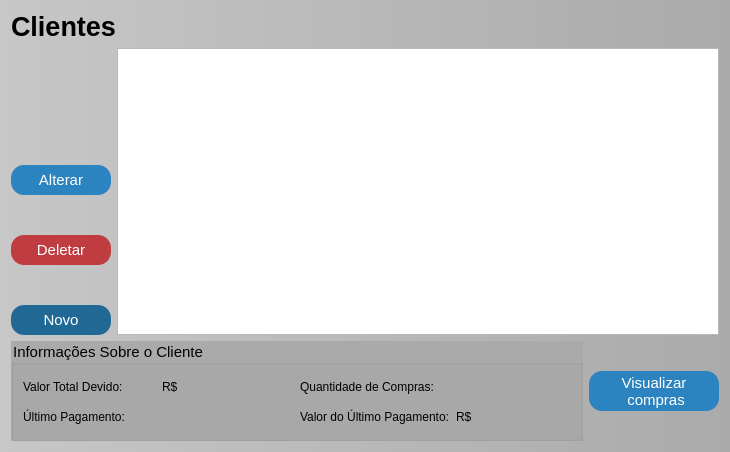
Qt form clientes.ui (GabR36/QEstoqueLoja) before a commit.
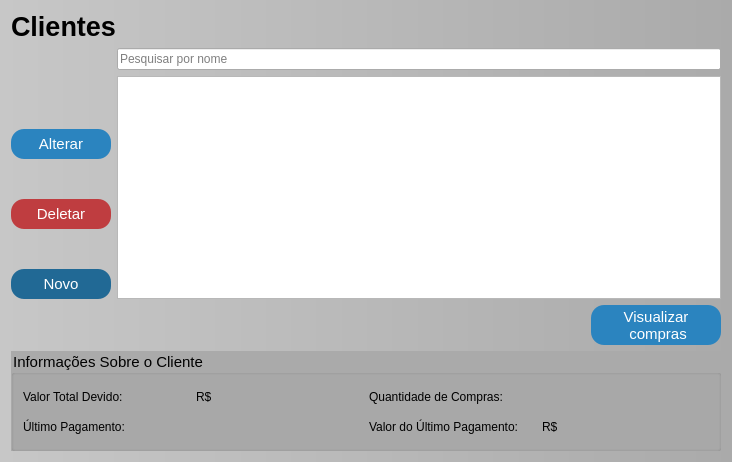
The same form after that commit. Icons and pictures are not drawn.

Commit message: Clientes tudo funcionando(eu acho)

```diff
--- a/clientes.ui
+++ b/clientes.ui
@@ -6,8 +6,8 @@
    <rect>
     <x>0</x>
     <y>0</y>
-    <width>730</width>
-    <height>452</height>
+    <width>732</width>
+    <height>462</height>
    </rect>
   </property>
   <property name="baseSize">
@@ -53,105 +53,6 @@
 </string>
   </property>
   <layout class="QGridLayout" name="gridLayout">
-   <item row="2" column="0">
-    <widget class="QGroupBox" name="groupBox">
-     <property name="minimumSize">
-      <size>
-       <width>400</width>
-       <height>100</height>
-      </size>
-     </property>
-     <property name="title">
-      <string>Informações Sobre o Cliente</string>
-     </property>
-     <layout class="QGridLayout" name="gridLayout_2">
-      <item row="0" column="0">
-       <layout class="QHBoxLayout" name="horizontalLayout_2">
-        <item>
-         <widget class="QLabel" name="label">
-          <property name="styleSheet">
-           <string notr="true">font: 500 10pt ;</string>
-          </property>
-          <property name="text">
-           <string>Valor Total Devido:</string>
-          </property>
-         </widget>
-        </item>
-        <item>
-         <widget class="QLabel" name="Lbl_valorTotalDevido">
-          <property name="text">
-           <string>R$</string>
-          </property>
-         </widget>
-        </item>
-       </layout>
-      </item>
-      <item row="0" column="1">
-       <layout class="QHBoxLayout" name="horizontalLayout_5">
-        <item>
-         <widget class="QLabel" name="label_2">
-          <property name="styleSheet">
-           <string notr="true">font: 500 10pt ;</string>
-          </property>
-          <property name="text">
-           <string>Quantidade de Compras:</string>
-          </property>
-         </widget>
-        </item>
-        <item>
-         <widget class="QLabel" name="Lbl_QuantCompras">
-          <property name="text">
-           <string/>
-          </property>
-         </widget>
-        </item>
-       </layout>
-      </item>
-      <item row="1" column="0">
-       <layout class="QHBoxLayout" name="horizontalLayout_4">
-        <item>
-         <widget class="QLabel" name="label_4">
-          <property name="styleSheet">
-           <string notr="true">font: 500 10pt ;</string>
-          </property>
-          <property name="text">
-           <string>Último Pagamento:</string>
-          </property>
-         </widget>
-        </item>
-        <item>
-         <widget class="QLabel" name="Lbl_DataUltimoPag">
-          <property name="text">
-           <string/>
-          </property>
-         </widget>
-        </item>
-       </layout>
-      </item>
-      <item row="1" column="1">
-       <layout class="QHBoxLayout" name="horizontalLayout_3">
-        <item>
-         <widget class="QLabel" name="label_6">
-          <property name="styleSheet">
-           <string notr="true">font: 500 10pt ;</string>
-          </property>
-          <property name="text">
-           <string>Valor do Último Pagamento:</string>
-          </property>
-         </widget>
-        </item>
-        <item>
-         <widget class="QLabel" name="Lbl_ValorUltimoPag">
-          <property name="text">
-           <string>R$</string>
-          </property>
-         </widget>
-        </item>
-       </layout>
-      </item>
-     </layout>
-    </widget>
-   </item>
    <item row="0" column="0">
     <widget class="QLabel" name="lbl_Titulo">
      <property name="font">
@@ -266,17 +167,31 @@
       </layout>
      </item>
      <item>
-      <widget class="QTableView" name="Tview_Clientes">
-       <property name="alternatingRowColors">
-        <bool>true</bool>
-       </property>
-       <property name="selectionMode">
-        <enum>QAbstractItemView::SelectionMode::SingleSelection</enum>
-       </property>
-       <property name="selectionBehavior">
-        <enum>QAbstractItemView::SelectionBehavior::SelectRows</enum>
-       </property>
-      </widget>
+      <layout class="QVBoxLayout" name="verticalLayout_2">
+       <item>
+        <widget class="QLineEdit" name="Ledit_Pesquisa">
+         <property name="placeholderText">
+          <string>Pesquisar por nome</string>
+         </property>
+        </widget>
+       </item>
+       <item>
+        <widget class="QTableView" name="Tview_Clientes">
+         <property name="alternatingRowColors">
+          <bool>true</bool>
+         </property>
+         <property name="selectionMode">
+          <enum>QAbstractItemView::SelectionMode::SingleSelection</enum>
+         </property>
+         <property name="selectionBehavior">
+          <enum>QAbstractItemView::SelectionBehavior::SelectRows</enum>
+         </property>
+         <attribute name="verticalHeaderVisible">
+          <bool>false</bool>
+         </attribute>
+        </widget>
+       </item>
+      </layout>
      </item>
     </layout>
    </item>
@@ -290,7 +205,7 @@
      </property>
      <property name="minimumSize">
       <size>
-       <width>0</width>
+       <width>100</width>
        <height>40</height>
       </size>
      </property>
@@ -312,6 +227,105 @@
      </property>
     </widget>
    </item>
+   <item row="3" column="0" colspan="2">
+    <widget class="QGroupBox" name="groupBox">
+     <property name="minimumSize">
+      <size>
+       <width>400</width>
+       <height>100</height>
+      </size>
+     </property>
+     <property name="title">
+      <string>Informações Sobre o Cliente</string>
+     </property>
+     <layout class="QGridLayout" name="gridLayout_2">
+      <item row="0" column="0">
+       <layout class="QHBoxLayout" name="horizontalLayout_2">
+        <item>
+         <widget class="QLabel" name="label">
+          <property name="styleSheet">
+           <string notr="true">font: 500 10pt ;</string>
+          </property>
+          <property name="text">
+           <string>Valor Total Devido:</string>
+          </property>
+         </widget>
+        </item>
+        <item>
+         <widget class="QLabel" name="Lbl_valorTotalDevido">
+          <property name="text">
+           <string>R$</string>
+          </property>
+         </widget>
+        </item>
+       </layout>
+      </item>
+      <item row="0" column="1">
+       <layout class="QHBoxLayout" name="horizontalLayout_5">
+        <item>
+         <widget class="QLabel" name="label_2">
+          <property name="styleSheet">
+           <string notr="true">font: 500 10pt ;</string>
+          </property>
+          <property name="text">
+           <string>Quantidade de Compras:</string>
+          </property>
+         </widget>
+        </item>
+        <item>
+         <widget class="QLabel" name="Lbl_QuantCompras">
+          <property name="text">
+           <string/>
+          </property>
+         </widget>
+        </item>
+       </layout>
+      </item>
+      <item row="1" column="0">
+       <layout class="QHBoxLayout" name="horizontalLayout_4">
+        <item>
+         <widget class="QLabel" name="label_4">
+          <property name="styleSheet">
+           <string notr="true">font: 500 10pt ;</string>
+          </property>
+          <property name="text">
+           <string>Último Pagamento:</string>
+          </property>
+         </widget>
+        </item>
+        <item>
+         <widget class="QLabel" name="Lbl_DataUltimoPag">
+          <property name="text">
+           <string/>
+          </property>
+         </widget>
+        </item>
+       </layout>
+      </item>
+      <item row="1" column="1">
+       <layout class="QHBoxLayout" name="horizontalLayout_3">
+        <item>
+         <widget class="QLabel" name="label_6">
+          <property name="styleSheet">
+           <string notr="true">font: 500 10pt ;</string>
+          </property>
+          <property name="text">
+           <string>Valor do Último Pagamento:</string>
+          </property>
+         </widget>
+        </item>
+        <item>
+         <widget class="QLabel" name="Lbl_ValorUltimoPag">
+          <property name="text">
+           <string>R$</string>
+          </property>
+         </widget>
+        </item>
+       </layout>
+      </item>
+     </layout>
+    </widget>
+   </item>
   </layout>
  </widget>
  <resources/>
```
The commit also changes 11 other files.
